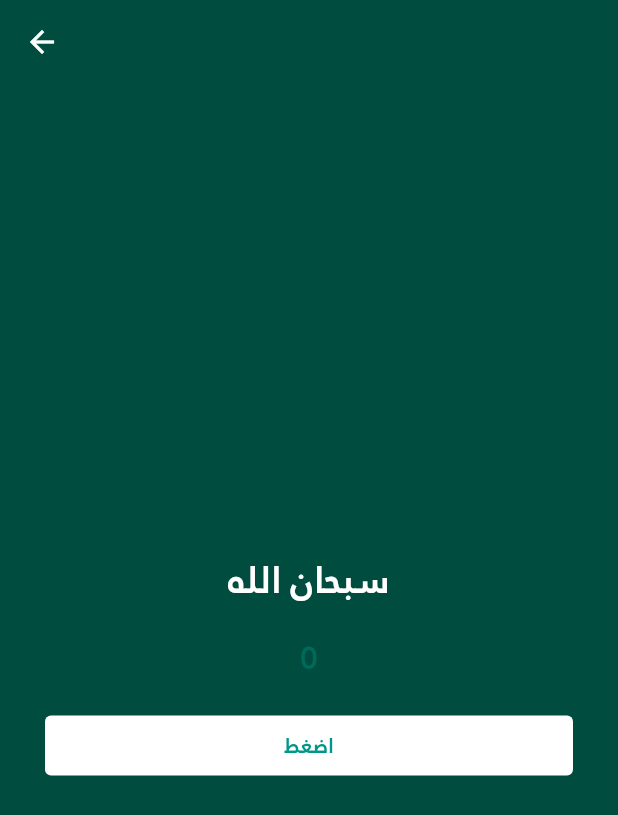
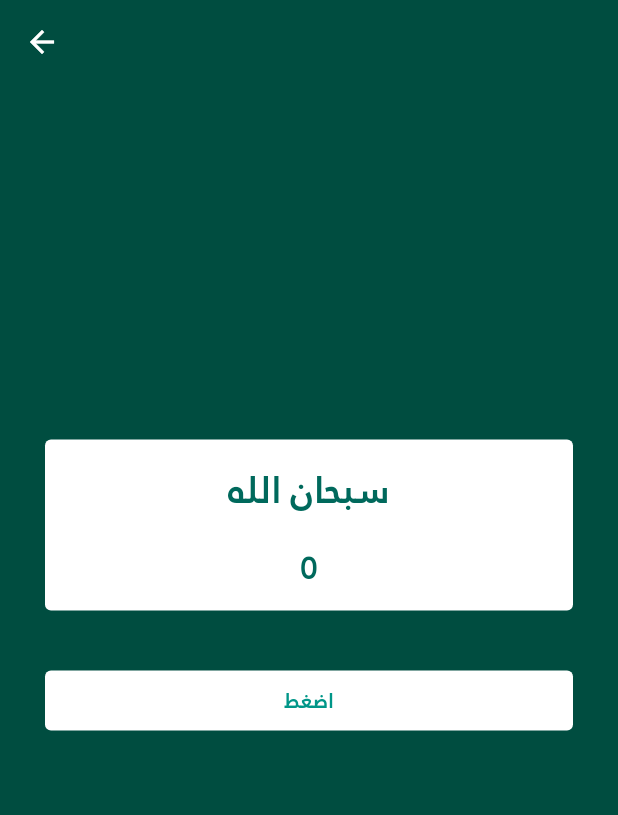
Before and after one commit to ahmedhossam1212/Azkaar, a Flutter app: the SebhaScreen screen opened directly, on a phone screen of 412 x 824 dp. Shown: the top 815 px of the screen. Run offline on Flutter 3.47's test engine with Material 2 defaults, Android fonts, the phone set to English and light mode, and no system bars; network calls fail.

Commit message:
initial commit

```diff
--- a/lib/layout/seb7a.dart
+++ b/lib/layout/seb7a.dart
@@ -19,17 +19,29 @@ class _SebhaScreenState extends State<SebhaScreen> {
         child: Column( mainAxisSize: MainAxisSize.max,
           mainAxisAlignment: MainAxisAlignment.center,
           children: [
+            Container(
+              decoration: BoxDecoration(
+                color: Colors.white,
+                borderRadius: BorderRadius.circular(4.0)
+              ),
+              child:Column(
+                children: [
+                  SizedBox(height: 10,),
                   Center(child: Text('$text',style:
                   TextStyle(
                       fontSize: 25.0,
-                color: Colors.white
+                      color: Colors.teal[800]
                   ),)),
                   SizedBox(height: 10.0,),
                   Center(child: Text('$c',style: TextStyle(
                     fontSize: 20.0,
                     color: Colors.teal[800],
                   ),)),
-            SizedBox(height: 20,),
+                  SizedBox(height: 10,)
+                ],
+              ),
+            ),
+            SizedBox(height: 40,),
             Center(
               child: defaultButton(function: (){
                 setState(() {
@@ -54,6 +66,7 @@ class _SebhaScreenState extends State<SebhaScreen> {
                 });
               }, text: "اضغط"),
             ),
+            SizedBox(height: 100,)
           ],
         ),
       ),
```
Lines whose indentation alone changed are shown as unchanged.
